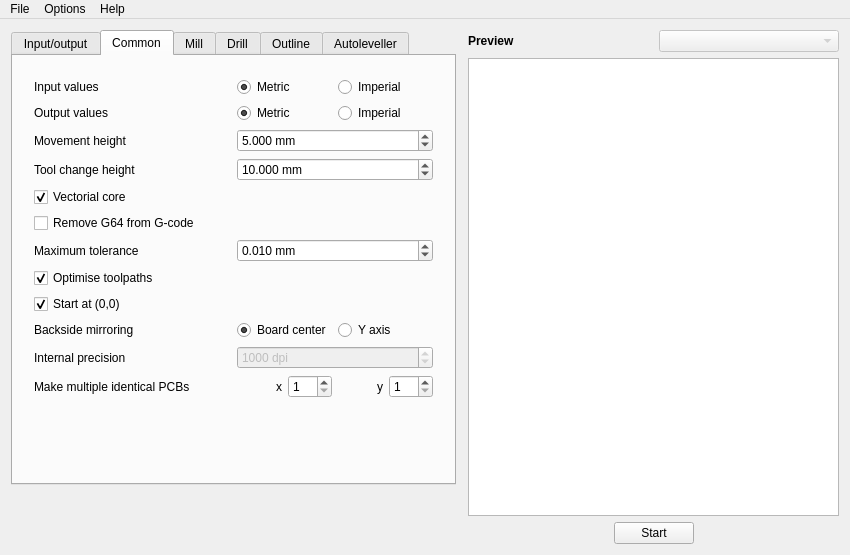
Before: the Qt Designer form mainwindow.ui in pcb2gcode/pcb2gcodeGUI, drawn with Qt 5.
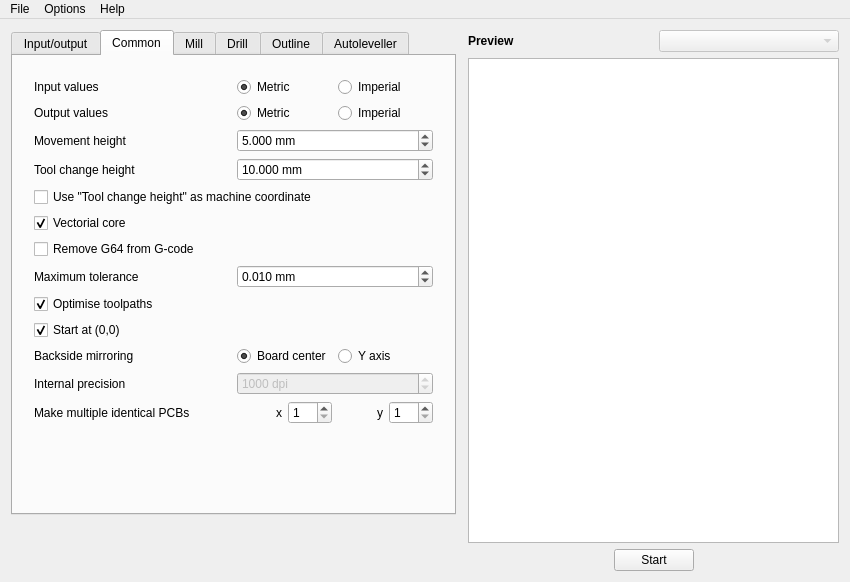
After: the same form once the commit is applied. The open tabs and pages were chosen to show the change.

Commit message: Add --zchange-absolute

```diff
--- a/mainwindow.ui
+++ b/mainwindow.ui
@@ -7,7 +7,7 @@
     <x>0</x>
     <y>0</y>
     <width>850</width>
-    <height>555</height>
+    <height>582</height>
    </rect>
   </property>
   <property name="sizePolicy">
@@ -43,7 +43,7 @@
         <property name="minimumSize">
          <size>
           <width>445</width>
-          <height>455</height>
+          <height>485</height>
          </size>
         </property>
         <property name="toolTip">
@@ -375,11 +375,11 @@
             <x>10</x>
             <y>10</y>
             <width>421</width>
-            <height>417</height>
+            <height>441</height>
            </rect>
           </property>
           <layout class="QGridLayout" name="commonGridLayout">
-           <item row="5" column="0">
+           <item row="6" column="0">
             <widget class="QCheckBox" name="nog64CheckBox">
              <property name="toolTip">
               <string>&lt;html&gt;&lt;head/&gt;&lt;body&gt;&lt;p&gt;&lt;span style=&quot; font-style:italic;&quot;&gt;--nog64&lt;/span&gt;&lt;/p&gt;&lt;p&gt;do not explicitly set G64 inside the output gcode. This option makes the gcode compatible with low-end cnc controllers (like grbl)&lt;/p&gt;&lt;/body&gt;&lt;/html&gt;</string>
@@ -395,7 +395,7 @@
              </property>
             </widget>
            </item>
-           <item row="6" column="0">
+           <item row="7" column="0">
             <widget class="QLabel" name="toleranceLabel">
              <property name="toolTip">
               <string>&lt;html&gt;&lt;head/&gt;&lt;body&gt;&lt;p&gt;&lt;span style=&quot; font-style:italic;&quot;&gt;--tolerance&lt;/span&gt;&lt;/p&gt;&lt;p&gt;maximum deviation from toolpath&lt;/p&gt;&lt;/body&gt;&lt;/html&gt;</string>
@@ -430,7 +430,7 @@
              </property>
             </widget>
            </item>
-           <item row="10" column="1">
+           <item row="11" column="1">
             <widget class="QSpinBox" name="dpiSpinBox">
              <property name="enabled">
               <bool>false</bool>
@@ -468,7 +468,7 @@
              </property>
             </widget>
            </item>
-           <item row="10" column="0">
+           <item row="11" column="0">
             <widget class="QLabel" name="dpiLabel">
              <property name="toolTip">
               <string>&lt;html&gt;&lt;head/&gt;&lt;body&gt;&lt;p&gt;&lt;span style=&quot; font-style:italic;&quot;&gt;--dpi&lt;/span&gt;&lt;/p&gt;&lt;p&gt;Resolution used internally&lt;/p&gt;&lt;/body&gt;&lt;/html&gt;</string>
@@ -481,7 +481,7 @@
              </property>
             </widget>
            </item>
-           <item row="7" column="0">
+           <item row="8" column="0">
             <widget class="QCheckBox" name="optimiseCheckBox">
              <property name="toolTip">
               <string>&lt;html&gt;&lt;head/&gt;&lt;body&gt;&lt;p&gt;&lt;span style=&quot; font-style:italic;&quot;&gt;--optimise&lt;/span&gt;&lt;/p&gt;&lt;p&gt;optimise output gcode, reducing its output size up to 95%, while accepting a very little loss of precision&lt;/p&gt;&lt;/body&gt;&lt;/html&gt;</string>
@@ -494,7 +494,7 @@
              </property>
             </widget>
            </item>
-           <item row="8" column="0">
+           <item row="9" column="0">
             <widget class="QCheckBox" name="zerostartCheckBox">
              <property name="toolTip">
               <string>&lt;html&gt;&lt;head/&gt;&lt;body&gt;&lt;p&gt;&lt;span style=&quot; font-style:italic;&quot;&gt;--zero-start&lt;/span&gt;&lt;/p&gt;&lt;p&gt;set the starting point of the project at (0,0). With this option the projet will be between (0,0) and (max_x_value, max_y_value) (positive values)&lt;/p&gt;&lt;/body&gt;&lt;/html&gt;</string>
@@ -507,7 +507,7 @@
              </property>
             </widget>
            </item>
-           <item row="6" column="1">
+           <item row="7" column="1">
             <widget class="QDoubleSpinBox" name="toleranceDoubleSpinBox">
              <property name="enabled">
               <bool>true</bool>
@@ -671,7 +671,7 @@
              </item>
             </layout>
            </item>
-           <item row="11" column="1">
+           <item row="12" column="1">
             <layout class="QHBoxLayout" name="tileHorizontalLayout">
              <item>
               <widget class="QLabel" name="tilexLabel">
@@ -727,7 +727,7 @@
              </item>
             </layout>
            </item>
-           <item row="11" column="0">
+           <item row="12" column="0">
             <widget class="QLabel" name="tileLabel">
              <property name="toolTip">
               <string>&lt;html&gt;&lt;head/&gt;&lt;body&gt;&lt;p&gt;&lt;span style=&quot; font-style:italic;&quot;&gt;--tile-x&lt;/span&gt;, &lt;span style=&quot; font-style:italic;&quot;&gt;--tile-y&lt;/span&gt;&lt;/p&gt;&lt;p&gt;number of tiling rows/columns&lt;/p&gt;&lt;/body&gt;&lt;/html&gt;</string>
@@ -737,7 +737,7 @@
              </property>
             </widget>
            </item>
-           <item row="4" column="0">
+           <item row="5" column="0">
             <widget class="QCheckBox" name="vectorialCheckBox">
              <property name="toolTip">
               <string>&lt;html&gt;&lt;head/&gt;&lt;body&gt;&lt;p&gt;&lt;span style=&quot; font-style:italic;&quot;&gt;--vectorial&lt;/span&gt;&lt;/p&gt;&lt;p&gt;enable the new vectorial core. This new core offers much better performances, higher precision, smaller output files and support for internal cutoffs (like thermal pads). When --vectorial is enabled, --dpi is ignored.&lt;/p&gt;&lt;/body&gt;&lt;/html&gt;</string>
@@ -750,7 +750,7 @@
              </property>
             </widget>
            </item>
-           <item row="9" column="1">
+           <item row="10" column="1">
             <layout class="QHBoxLayout" name="mirrorAbsoluteHorizontalLayout">
              <item>
               <widget class="QRadioButton" name="mirrorAbsoluteOffRadioButton">
@@ -783,7 +783,7 @@
              </item>
             </layout>
            </item>
-           <item row="9" column="0">
+           <item row="10" column="0">
             <widget class="QLabel" name="mirrorAbsoluteLabel">
              <property name="toolTip">
               <string>&lt;html&gt;&lt;head/&gt;&lt;body&gt;&lt;p&gt;&lt;span style=&quot; font-style:italic;&quot;&gt;--mirror-absolute&lt;/span&gt;&lt;/p&gt;&lt;p&gt;Mirror operations on the back side along the Y axis instead of the board center, which is the default&lt;/p&gt;&lt;/body&gt;&lt;/html&gt;</string>
@@ -793,7 +793,7 @@
              </property>
             </widget>
            </item>
-           <item row="12" column="0" colspan="2">
+           <item row="13" column="0" colspan="2">
             <spacer name="verticalSpacer_7">
              <property name="orientation">
               <enum>Qt::Vertical</enum>
@@ -806,6 +806,16 @@
              </property>
             </spacer>
            </item>
+           <item row="4" column="0" colspan="2">
+            <widget class="QCheckBox" name="zchangeAbsoluteCheckBox">
+             <property name="toolTip">
+              <string>&lt;html&gt;&lt;head/&gt;&lt;body&gt;&lt;p&gt;&lt;span style=&quot; font-style:italic;&quot;&gt;--zchange-absolute&lt;/span&gt;&lt;/p&gt;&lt;p&gt;use zchange as a machine coordinates height (G53)&lt;/p&gt;&lt;/body&gt;&lt;/html&gt;</string>
+             </property>
+             <property name="text">
+              <string>Use &quot;Tool change height&quot; as machine coordinate</string>
+             </property>
+            </widget>
+           </item>
           </layout>
          </widget>
         </widget>
```
Left out of the diff: 4 changed lines with no effect on the pictures. The commit also changes 1 other file.
